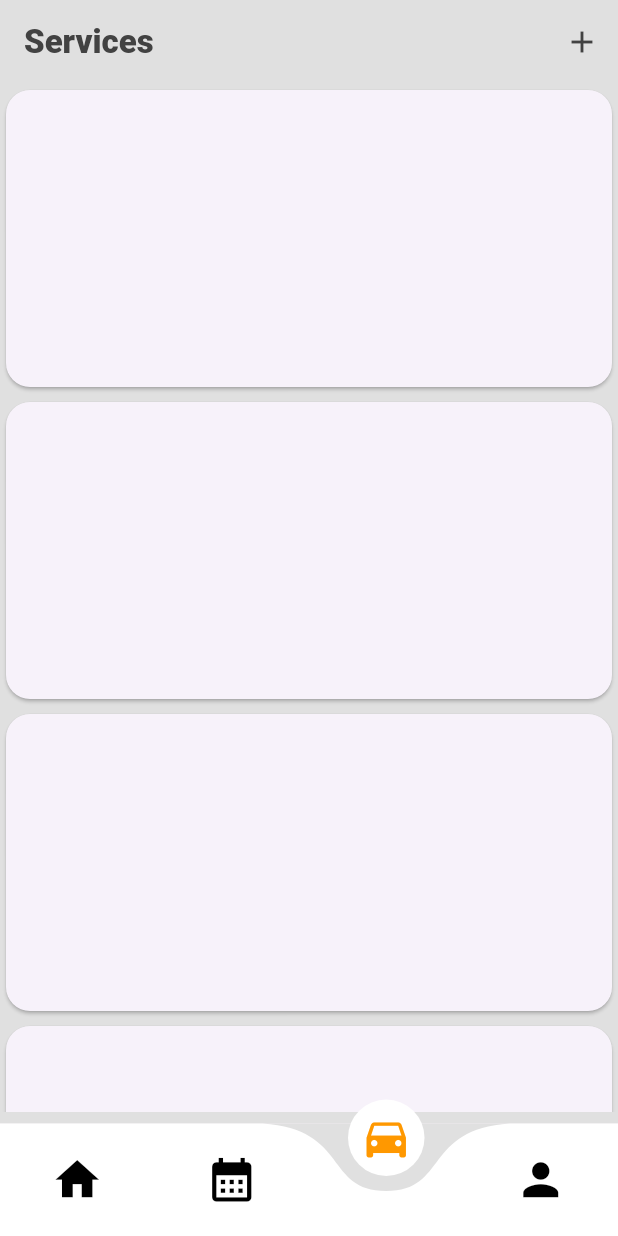
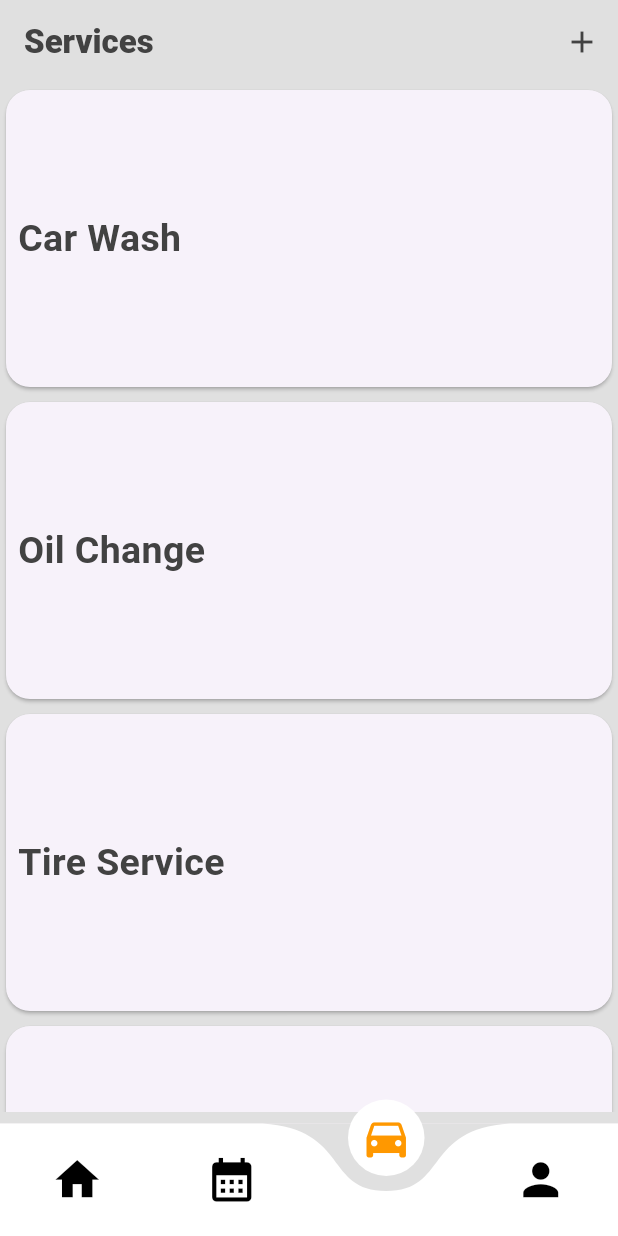
Before and after one commit to TechPyllars2024/AutoCareAutomotive, a Flutter app: the screen it shows after launch, item 3 of the bottom bar chosen, on a phone screen of 412 x 824 dp. Run offline on Flutter 3.47's test engine with Material 3 defaults, Android fonts, the phone set to English and light mode, and no system bars; drawn by our look-alikes of curved_navigation_bar; our stand-ins replace get; missing offline and left inert: flutter_pannable_rating_bar.

Commit message:
update: services display name

```diff
--- a/lib/ProfileManagement/screens/automotive_services.dart
+++ b/lib/ProfileManagement/screens/automotive_services.dart
@@ -213,14 +213,14 @@ class _AutomotiveServicesState extends State<AutomotiveServices> {
                           mainAxisAlignment: MainAxisAlignment.center,
                           crossAxisAlignment: CrossAxisAlignment.start,
                           children: [
-                            // Text(
-                            //   services[index].name,
-                            //   style: TextStyle(
-                            //     fontSize: 25,
-                            //     fontWeight: FontWeight.bold,
-                            //     color: Colors.grey[800],
-                            //   ),
-                            // ),
+                            Text(
+                              services[index].name,
+                              style: TextStyle(
+                                fontSize: 25,
+                                fontWeight: FontWeight.bold,
+                                color: Colors.grey[800],
+                              ),
+                            ),
                             // SizedBox(height: 8.0),
                             // Text(
                             //   'Starting Price: \$${services[index].startingPrice.toStringAsFixed(2)}', // Display price
```
